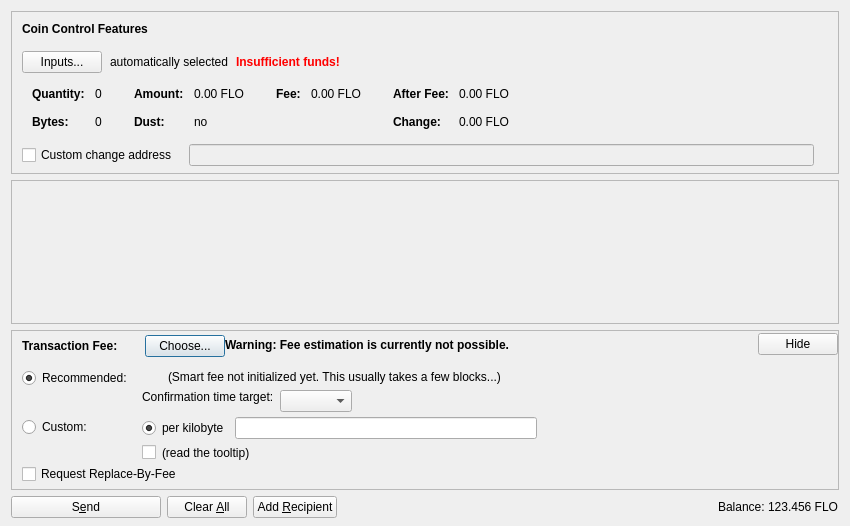
floblockchain/flo, file src/qt/forms/sendcoinsdialog.ui: the form before one commit.
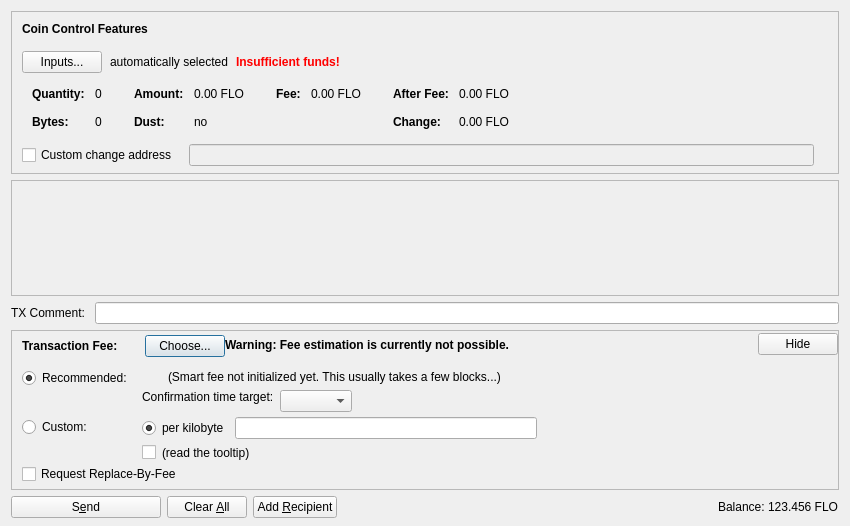
The form after the commit. Icons and pictures are not drawn. Custom widgets are drawn as their Qt base class.

Commit message: Add tx comment to send dialog

```diff
--- a/src/qt/forms/sendcoinsdialog.ui
+++ b/src/qt/forms/sendcoinsdialog.ui
@@ -13,7 +13,7 @@
   <property name="windowTitle">
    <string>Send Coins</string>
   </property>
-  <layout class="QVBoxLayout" name="verticalLayout" stretch="0,1,0,0">
+  <layout class="QVBoxLayout" name="verticalLayout" stretch="0,1,0,0,0">
    <property name="bottomMargin">
     <number>8</number>
    </property>
@@ -588,7 +588,7 @@
         <x>0</x>
         <y>0</y>
         <width>830</width>
-        <height>104</height>
+        <height>68</height>
        </rect>
       </property>
       <layout class="QVBoxLayout" name="verticalLayout_2" stretch="0,1">
@@ -628,6 +628,20 @@
      </widget>
     </widget>
    </item>
+   <item>
+    <layout class="QHBoxLayout" name="horizontalLayout_3">
+     <item>
+      <widget class="QLabel" name="txCommentLabel">
+       <property name="text">
+        <string>TX Comment: </string>
+       </property>
+      </widget>
+     </item>
+     <item>
+      <widget class="QLineEdit" name="txComment"/>
+     </item>
+    </layout>
+   </item>
    <item>
     <widget class="QFrame" name="frameFee">
      <property name="sizePolicy">
```
Lines whose indentation alone changed are shown as unchanged. The commit also changes 4 other files.
